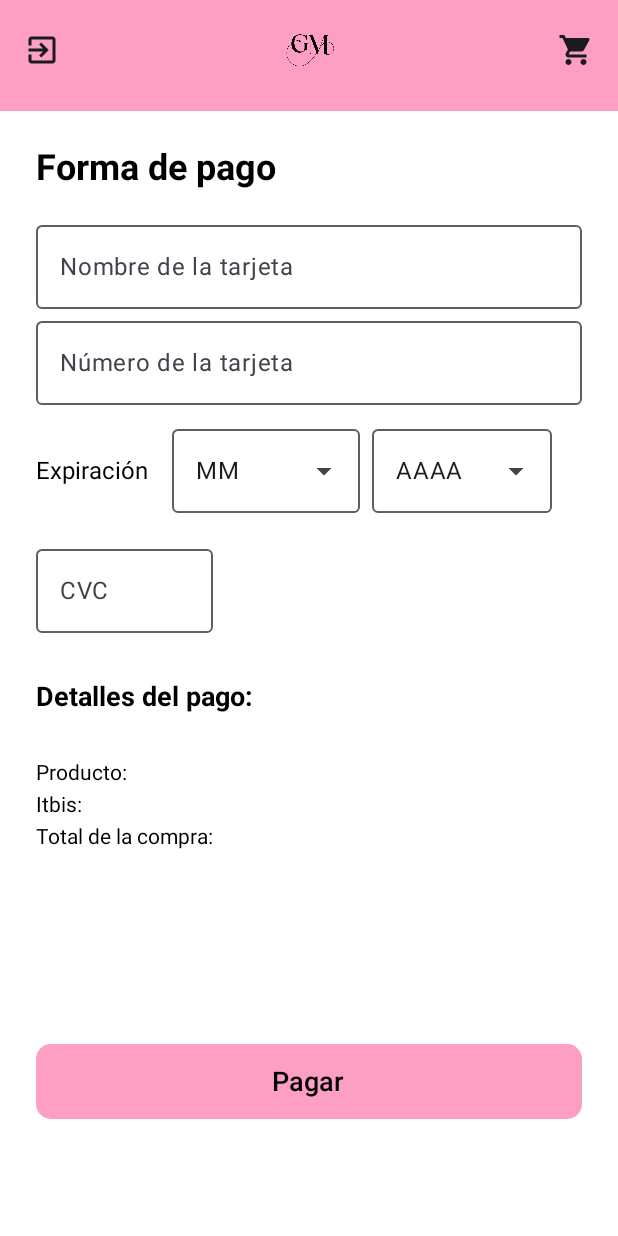
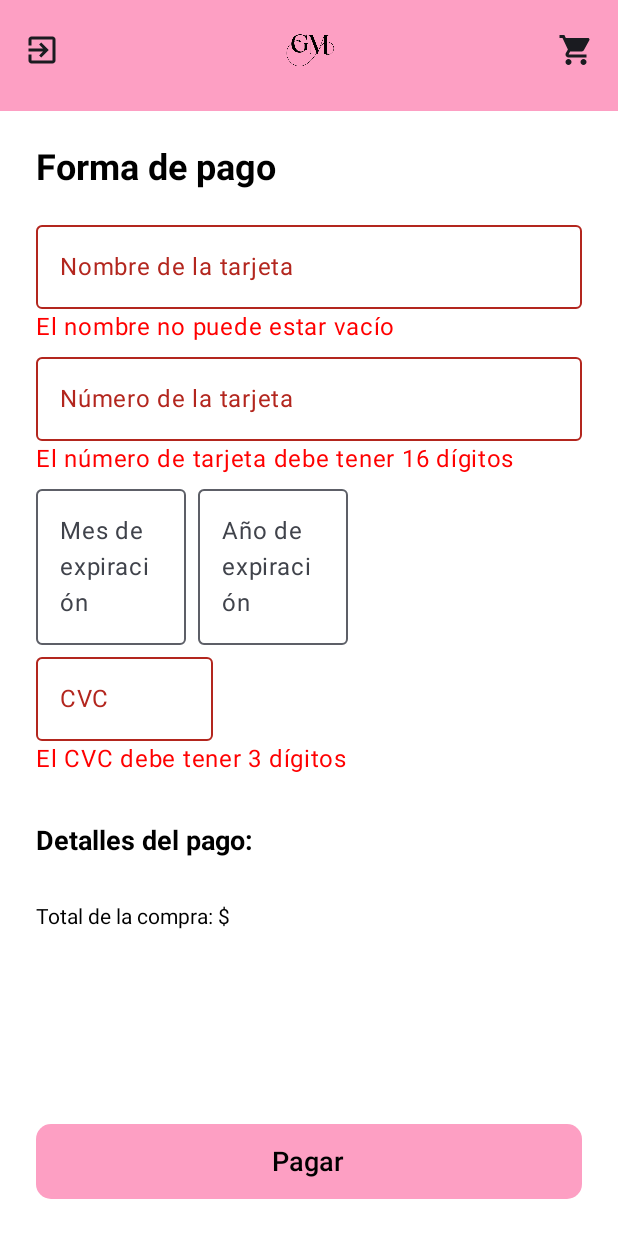
Before and after one commit to TesisEnel/GlamourMarket-Yocaira-Ap2, an Android app built with Jetpack Compose: the composable FormaPago called with empty values, after a tap on "Pagar", on a phone screen of 412 x 824 dp. Run offline under Robolectric (Android 15) with nearby library versions, the light colour scheme and no system bars; our stand-ins replace Dagger/Hilt's generated code, Firebase (no records; nobody signed in at launch, a user with empty details on screens opened directly).

Commit message:
ajuste de diseño en el modulo de pago

```diff
--- a/app/src/main/java/com/ucne/glamourmarket/presentation/screams/Carrito/CorritoCompra.kt
+++ b/app/src/main/java/com/ucne/glamourmarket/presentation/screams/Carrito/CorritoCompra.kt
@@ -1,6 +1,6 @@
 package com.ucne.glamourmarket.ui.theme.screams
 
-import android.annotation.SuppressLint
+
 import android.os.Build
 import androidx.annotation.RequiresExtension
 import androidx.compose.foundation.Image
--- a/app/src/main/java/com/ucne/glamourmarket/presentation/screams/FormaPago.kt
+++ b/app/src/main/java/com/ucne/glamourmarket/presentation/screams/formaPago/FormaPago.kt
@@ -30,13 +30,25 @@ import androidx.compose.ui.text.input.ImeAction
 import androidx.compose.ui.tooling.preview.Preview
 import androidx.compose.ui.unit.dp
 import androidx.compose.ui.unit.sp
+import androidx.hilt.navigation.compose.hiltViewModel
 import androidx.navigation.NavController
 import com.ucne.glamourmarket.presentation.components.Header
 import com.ucne.glamourmarket.presentation.navigation.Destination
+import com.ucne.glamourmarket.presentation.screams.formaPago.FormaPagoViewModel
 
 
 @Composable
-fun FormaPago(navController: NavController, totalCompra: String){
+fun FormaPago(navController: NavController, totalCompra: String, formaPagoViewModel: FormaPagoViewModel = hiltViewModel()) {
+    val nombreTarjeta by formaPagoViewModel.nombreTarjeta
+    val numeroTarjeta by formaPagoViewModel.numeroTarjeta
+    val cvc by formaPagoViewModel.cvc
+    val mesExpiracion by formaPagoViewModel.mesExpiracion
+    val anioExpiracion by formaPagoViewModel.anioExpiracion
+
+    val nombreTarjetaError by formaPagoViewModel.nombreTarjetaError
+    val numeroTarjetaError by formaPagoViewModel.numeroTarjetaError
+    val cvcError by formaPagoViewModel.cvcError
+
     Column(
         modifier = Modifier
             .fillMaxSize()
@@ -48,7 +60,7 @@ fun FormaPago(navController: NavController, totalCompra: String){
         Spacer(modifier = Modifier.height(16.dp))
         Column(
             modifier = Modifier
-                .fillMaxSize()  // Asegúrate de que la columna ocupe todo el espacio disponible
+                .fillMaxSize()
                 .background(Color(0xFFFFFFFF))
                 .padding(8.dp)
         ) {
@@ -64,35 +76,84 @@ fun FormaPago(navController: NavController, totalCompra: String){
             )
 
             OutlinedTextField(
-                value = "",
-                onValueChange = {},
+                value = nombreTarjeta,
+                onValueChange = formaPagoViewModel::onNombreTarjetaChange,
                 label = { Text("Nombre de la tarjeta") },
+                isError = nombreTarjetaError != null,
                 keyboardOptions = KeyboardOptions.Default.copy(imeAction = ImeAction.Next),
                 modifier = Modifier
                     .fillMaxWidth()
                     .padding(horizontal = 16.dp)
             )
+            if (nombreTarjetaError != null) {
+                Text(
+                    text = nombreTarjetaError!!,
+                    color = Color.Red,
+                    modifier = Modifier.padding(start = 16.dp)
+                )
+            }
+
             OutlinedTextField(
-                value = "",
-                onValueChange = {},
+                value = numeroTarjeta,
+                onValueChange = formaPagoViewModel::onNumeroTarjetaChange,
                 label = { Text("Número de la tarjeta") },
+                isError = numeroTarjetaError != null,
                 keyboardOptions = KeyboardOptions.Default.copy(imeAction = ImeAction.Next),
                 modifier = Modifier
                     .fillMaxWidth()
                     .padding(horizontal = 16.dp)
             )
+            if (numeroTarjetaError != null) {
+                Text(
+                    text = numeroTarjetaError!!,
+                    color = Color.Red,
+                    modifier = Modifier.padding(start = 16.dp)
+                )
+            }
 
-            PreviewExpirationDateSelector()
+            Row(
+                modifier = Modifier
+                    .fillMaxWidth()
+                    .padding(horizontal = 16.dp),
+                horizontalArrangement = Arrangement.spacedBy(8.dp)
+            ) {
+                OutlinedTextField(
+                    value = mesExpiracion,
+                    onValueChange = formaPagoViewModel::onMesExpiracionChange,
+                    label = { Text("Mes de expiración") },
+                    keyboardOptions = KeyboardOptions.Default.copy(imeAction = ImeAction.Next),
+                    modifier = Modifier
+                        .width(100.dp)
+                )
+
+                OutlinedTextField(
+                    value = anioExpiracion,
+                    onValueChange = formaPagoViewModel::onAnioExpiracionChange,
+                    label = { Text("Año de expiración") },
+                    keyboardOptions = KeyboardOptions.Default.copy(imeAction = ImeAction.Next),
+                    modifier = Modifier
+                        .width(100.dp)
+                )
+            }
 
             OutlinedTextField(
-                value = "",
-                onValueChange = {},
+                value = cvc,
+                onValueChange = formaPagoViewModel::onCvcChange,
                 label = { Text("CVC") },
+                isError = cvcError != null,
                 keyboardOptions = KeyboardOptions.Default.copy(imeAction = ImeAction.Next),
                 modifier = Modifier
                     .width(150.dp)
                     .padding(horizontal = 16.dp)
             )
+            if (cvcError != null) {
+                Text(
+                    text = cvcError!!,
+                    color = Color.Red,
+                    modifier = Modifier.padding(start = 16.dp)
+                )
+            }
+
             Spacer(modifier = Modifier.height(16.dp))
 
             Text(
@@ -107,31 +168,12 @@ fun FormaPago(navController: NavController, totalCompra: String){
             )
             Column(
                 modifier = Modifier
-                    .fillMaxSize()  // Asegúrate de que la columna ocupe todo el espacio disponible
+                    .fillMaxSize()
                     .background(Color(0xFFFFFFFF))
                     .padding(16.dp)
-            )
-            {
+            ) {
                 Text(
-                    text = "Producto:",
-                    style = TextStyle(
-                        fontSize = 14.sp,
-                        color = Color.Black,
-                    ),
-                )
-                Spacer(modifier = Modifier.height(5.dp))
-
-                Text(
-                    text = "Itbis:",
-                    style = TextStyle(
-                        fontSize = 14.sp,
-                        color = Color.Black,
-                    ),
-                )
-                Spacer(modifier = Modifier.height(5.dp))
-
-                Text(
-                    text = "Total de la compra: $totalCompra",
+                    text = "Total de la compra: $$totalCompra",
                     style = TextStyle(
                         fontSize = 14.sp,
                         color = Color.Black,
@@ -141,7 +183,9 @@ fun FormaPago(navController: NavController, totalCompra: String){
 
                 Button(
                     onClick = {
-                        navController.navigate(Destination.Home.route)
+                        if (formaPagoViewModel.validarCampos()) {
+                            navController.navigate(Destination.Home.route)
+                        }
                     },
                     Modifier
                         .fillMaxWidth()
@@ -159,110 +203,6 @@ fun FormaPago(navController: NavController, totalCompra: String){
                     )
                 }
             }
-
         }
     }
 }
-
-@OptIn(ExperimentalMaterial3Api::class)
-@Composable
-fun ExpirationDateSelector() {
-    // Estado para el mes
-    var monthExpanded by remember { mutableStateOf(false) }
-    var selectedMonth by remember { mutableStateOf("MM") }
-    val months = listOf("01 - Enero", "02 - Febrero", "03 - Marzo", "04 - Abril", "05 - Mayo", "06 - Junio",
-        "07 - Julio", "08 - Agosto", "09 - Septiembre", "10 - Octubre", "11 - Noviembre", "12 - Diciembre")
-
-    // Estado para el año
-    var yearExpanded by remember { mutableStateOf(false) }
-    var selectedYear by remember { mutableStateOf("AAAA") }
-    val years = listOf("2024", "2025", "2026", "2027", "2028", "2029", "2030")
-
-    Row(
-        modifier = Modifier
-            .fillMaxWidth()
-            .padding(16.dp),
-        horizontalArrangement = Arrangement.spacedBy(8.dp),
-        verticalAlignment = Alignment.CenterVertically
-    ) {
-        Text(
-            text = "Expiración",
-            style = TextStyle(
-                fontSize = 16.sp,
-                color = Color.Black,
-                fontFamily = FontFamily.SansSerif
-            ),
-            modifier = Modifier.padding(end = 8.dp)
-        )
-
-        // Selector de Mes
-        ExposedDropdownMenuBox(
-            expanded = monthExpanded,
-            onExpandedChange = { monthExpanded = !monthExpanded }
-        ) {
-            OutlinedTextField(
-                readOnly = true,
-                value = selectedMonth,
-                onValueChange = {},
-                trailingIcon = {
-                    Icon(Icons.Filled.ArrowDropDown, contentDescription = null)
-                },
-                modifier = Modifier
-                    .width(125.dp)
-                    .clickable { monthExpanded = true }
-            )
-            ExposedDropdownMenu(
-                expanded = monthExpanded,
-                onDismissRequest = { monthExpanded = false }
-            ) {
-                months.forEach { month ->
-                    DropdownMenuItem(
-                        text = { Text(month) },
-                        onClick = {
-                            selectedMonth = month
-                            monthExpanded = false
-                        }
-                    )
-                }
-            }
-        }
-
-        // Selector de Año
-        ExposedDropdownMenuBox(
-            expanded = yearExpanded,
-            onExpandedChange = { yearExpanded = !yearExpanded }
-        ) {
-            OutlinedTextField(
-                readOnly = true,
-                value = selectedYear,
-                onValueChange = {},
-                trailingIcon = {
-                    Icon(Icons.Filled.ArrowDropDown, contentDescription = null)
-                },
-                modifier = Modifier
-                    .width(120.dp)
-                    .clickable { yearExpanded = true }
-            )
-            ExposedDropdownMenu(
-                expanded = yearExpanded,
-                onDismissRequest = { yearExpanded = false }
-            ) {
-                years.forEach { year ->
-                    DropdownMenuItem(
-                        text = { Text(year) },
-                        onClick = {
-                            selectedYear = year
-                            yearExpanded = false
-                        }
-                    )
-                }
-            }
-        }
-    }
-}
-
-@Preview(showBackground = true)
-@Composable
-fun PreviewExpirationDateSelector() {
-    ExpirationDateSelector()
-}
--- /dev/null
+++ b/app/src/main/java/com/ucne/glamourmarket/presentation/screams/formaPago/FormaPagoViewModel.kt
@@ -0,0 +1,60 @@
+package com.ucne.glamourmarket.presentation.screams.formaPago
+
+import androidx.compose.runtime.mutableStateOf
+import androidx.lifecycle.ViewModel
+import com.ucne.glamourmarket.data.repository.ComprasRepository
+import dagger.hilt.android.lifecycle.HiltViewModel
+import javax.inject.Inject
+
+@HiltViewModel
+class FormaPagoViewModel @Inject constructor(
+    private val comprasRepository: ComprasRepository
+) : ViewModel() {
+
+    var nombreTarjeta = mutableStateOf("")
+    var numeroTarjeta = mutableStateOf("")
+    var cvc = mutableStateOf("")
+    var mesExpiracion = mutableStateOf("")
+    var anioExpiracion = mutableStateOf("")
+
+    var nombreTarjetaError = mutableStateOf<String?>(null)
+    var numeroTarjetaError = mutableStateOf<String?>(null)
+    var cvcError = mutableStateOf<String?>(null)
+
+    fun onNombreTarjetaChange(newValue: String) {
+        nombreTarjeta.value = newValue
+        nombreTarjetaError.value = if (newValue.isBlank()) "El nombre no puede estar vacío" else null
+    }
+
+    fun onNumeroTarjetaChange(newValue: String) {
+        numeroTarjeta.value = newValue
+        numeroTarjetaError.value = if (newValue.length != 16) "El número de tarjeta debe tener 16 dígitos" else null
+    }
+
+    fun onCvcChange(newValue: String) {
+        cvc.value = newValue
+        cvcError.value = if (newValue.length != 3) "El CVC debe tener 3 dígitos" else null
+    }
+
+    fun onMesExpiracionChange(newValue: String) {
+        mesExpiracion.value = newValue
+    }
+
+    fun onAnioExpiracionChange(newValue: String) {
+        anioExpiracion.value = newValue
+    }
+
+    fun validarCampos(): Boolean {
+        val isNombreValido = !nombreTarjeta.value.isBlank()
+        val isNumeroValido = numeroTarjeta.value.length == 16
+        val isCvcValido = cvc.value.length == 3
+        val isMesValido = mesExpiracion.value != "MM"
+        val isAnioValido = anioExpiracion.value != "AAAA"
+
+        nombreTarjetaError.value = if (!isNombreValido) "El nombre no puede estar vacío" else null
+        numeroTarjetaError.value = if (!isNumeroValido) "El número de tarjeta debe tener 16 dígitos" else null
+        cvcError.value = if (!isCvcValido) "El CVC debe tener 3 dígitos" else null
+
+        return isNombreValido && isNumeroValido && isCvcValido && isMesValido && isAnioValido
+    }
+}
--- a/app/src/main/java/com/ucne/glamourmarket/presentation/screams/productosPorCategoria/ProductoCategoriaViewModel.kt
+++ b/app/src/main/java/com/ucne/glamourmarket/presentation/screams/productosPorCategoria/ProductoCategoriaViewModel.kt
@@ -32,12 +32,6 @@ class ProductoCategoriaViewModel @Inject constructor(
     private val productosRepository: ProductosRepository,
 ) : ViewModel() {
     var id by mutableIntStateOf(0)
-    var nombre by mutableStateOf("")
-    var categoria by mutableStateOf("")
-    var imagen by mutableStateOf("")
-    var precio by mutableDoubleStateOf(0.0)
-    var existencia by mutableIntStateOf(0)
-    var impuesto by mutableIntStateOf(0)
 
     private val _ListProductos = MutableStateFlow(ProductoListState())
     val ListProductos: StateFlow<ProductoListState> = _ListProductos.asStateFlow()
```
